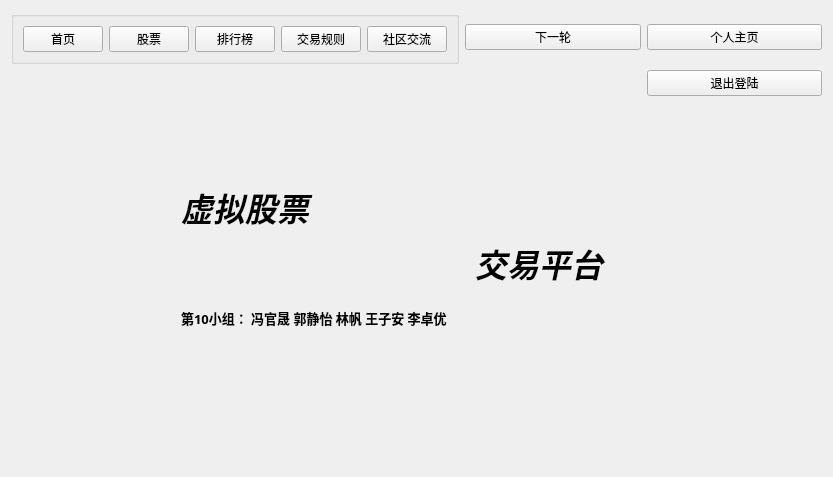
Old version of the form VirtualStock_dir/mainwindow.ui in the repository Vks-Feng/Nullptr.
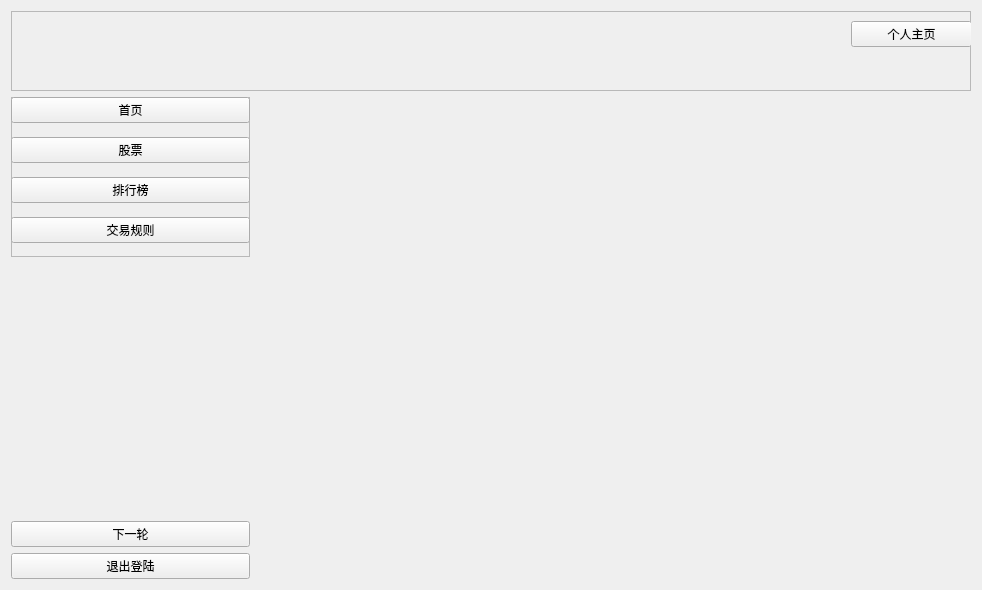
New version of the form. The open tabs and pages were chosen to show the change.

Commit message: update ui with login page and enroll page

```diff
--- a/VirtualStock_dir/mainwindow.ui
+++ b/VirtualStock_dir/mainwindow.ui
@@ -6,132 +6,27 @@
    <rect>
     <x>0</x>
     <y>0</y>
-    <width>833</width>
-    <height>477</height>
+    <width>982</width>
+    <height>590</height>
    </rect>
   </property>
   <property name="windowTitle">
    <string>Form</string>
   </property>
   <layout class="QGridLayout" name="gridLayout">
-   <item row="0" column="0">
-    <widget class="QGroupBox" name="groupBox">
-     <property name="title">
-      <string/>
+   <item row="7" column="0">
+    <widget class="QPushButton" name="leavebutton1">
+     <property name="text">
+      <string>退出登陆</string>
      </property>
-     <layout class="QHBoxLayout" name="horizontalLayout">
-      <item>
-       <widget class="QPushButton" name="firstbutton1">
-        <property name="text">
-         <string>首页</string>
-        </property>
-       </widget>
-      </item>
-      <item>
-       <widget class="QPushButton" name="stockbutton1">
-        <property name="text">
-         <string>股票</string>
-        </property>
-       </widget>
-      </item>
-      <item>
-       <widget class="QPushButton" name="rankbutton1">
-        <property name="text">
-         <string>排行榜</string>
-        </property>
-       </widget>
-      </item>
-      <item>
-       <widget class="QPushButton" name="dealbutton1">
-        <property name="text">
-         <string>交易规则</string>
-        </property>
-       </widget>
-      </item>
-      <item>
-       <widget class="QPushButton" name="communitybutton1">
-        <property name="enabled">
-         <bool>true</bool>
-        </property>
-        <property name="text">
-         <string>社区交流</string>
-        </property>
-       </widget>
-      </item>
-     </layout>
     </widget>
    </item>
-   <item row="3" column="0" colspan="3">
+   <item row="1" column="1" rowspan="7" colspan="3">
     <widget class="QStackedWidget" name="selectpage">
      <property name="currentIndex">
       <number>1</number>
      </property>
-     <widget class="QWidget" name="selectpage1">
-      <widget class="QWidget" name="horizontalLayoutWidget_2">
-       <property name="geometry">
-        <rect>
-         <x>170</x>
-         <y>80</y>
-         <width>581</width>
-         <height>161</height>
-        </rect>
-       </property>
-       <layout class="QHBoxLayout" name="Page1Layout">
-        <item>
-         <layout class="QGridLayout" name="gridLayout_4">
-          <item row="1" column="1">
-           <widget class="QLabel" name="vksMarkshouye_2">
-            <property name="font">
-             <font>
-              <family>方正姚体</family>
-              <pointsize>24</pointsize>
-              <italic>true</italic>
-              <bold>true</bold>
-             </font>
-            </property>
-            <property name="text">
-             <string>交易平台</string>
-            </property>
-           </widget>
-          </item>
-          <item row="2" column="0">
-           <widget class="QLabel" name="vksMarkshouye_3">
-            <property name="font">
-             <font>
-              <family>微软雅黑 Light</family>
-              <pointsize>10</pointsize>
-              <italic>false</italic>
-              <bold>true</bold>
-             </font>
-            </property>
-            <property name="text">
-             <string>第10小组： 冯官晟 郭静怡 林帆 王子安 李卓优</string>
-            </property>
-           </widget>
-          </item>
-          <item row="0" column="0">
-           <widget class="QLabel" name="vksMarkshouye">
-            <property name="font">
-             <font>
-              <family>方正姚体</family>
-              <pointsize>24</pointsize>
-              <italic>true</italic>
-              <bold>true</bold>
-             </font>
-            </property>
-            <property name="text">
-             <string>虚拟股票</string>
-            </property>
-           </widget>
-          </item>
-         </layout>
-        </item>
-        <item>
-         <layout class="QVBoxLayout" name="ForNews"/>
-        </item>
-       </layout>
-      </widget>
-     </widget>
+     <widget class="QWidget" name="selectpage1"/>
      <widget class="QWidget" name="selectpage2">
       <layout class="QGridLayout" name="gridLayout_2">
        <item row="0" column="0">
@@ -282,13 +177,16 @@
       </widget>
      </widget>
      <widget class="QWidget" name="selectpage5">
-      <widget class="QWidget" name="verticalLayoutWidget">
+      <widget class="QPushButton" name="communitybutton1">
+       <property name="enabled">
+        <bool>true</bool>
+       </property>
        <property name="geometry">
         <rect>
-         <x>140</x>
-         <y>70</y>
-         <width>160</width>
-         <height>80</height>
+         <x>40</x>
+         <y>420</y>
+         <width>239</width>
+         <height>26</height>
         </rect>
        </property>
        <layout class="QVBoxLayout" name="CommunityLayout"/>
@@ -296,41 +194,96 @@
      </widget>
     </widget>
    </item>
-   <item row="0" column="2">
-    <widget class="QPushButton" name="personpage1">
-     <property name="text">
-      <string>个人主页</string>
-     </property>
-    </widget>
-   </item>
-   <item row="1" column="2">
-    <widget class="QPushButton" name="leavebutton1">
-     <property name="text">
-      <string>退出登陆</string>
-     </property>
-    </widget>
-   </item>
-   <item row="0" column="1">
+   <item row="6" column="0">
     <widget class="QPushButton" name="nextroundbutton">
      <property name="text">
       <string>下一轮</string>
      </property>
     </widget>
    </item>
-   <item row="1" column="1">
-    <widget class="QLabel" name="timelabel">
-     <property name="text">
-      <string/>
+   <item row="0" column="0" colspan="4">
+    <widget class="QFrame" name="frame">
+     <property name="frameShape">
+      <enum>QFrame::StyledPanel</enum>
      </property>
-     <property name="textFormat">
-      <enum>Qt::AutoText</enum>
+     <property name="frameShadow">
+      <enum>QFrame::Raised</enum>
      </property>
-     <property name="scaledContents">
-      <bool>false</bool>
+     <widget class="QPushButton" name="personpage1">
+      <property name="geometry">
+       <rect>
+        <x>840</x>
+        <y>10</y>
+        <width>121</width>
+        <height>26</height>
+       </rect>
+      </property>
+      <property name="text">
+       <string>个人主页</string>
+      </property>
+     </widget>
+    </widget>
+   </item>
+   <item row="1" column="0" rowspan="2">
+    <widget class="QFrame" name="frame_2">
+     <property name="frameShape">
+      <enum>QFrame::StyledPanel</enum>
      </property>
-     <property name="alignment">
-      <set>Qt::AlignCenter</set>
+     <property name="frameShadow">
+      <enum>QFrame::Raised</enum>
      </property>
+     <widget class="QPushButton" name="firstbutton1">
+      <property name="geometry">
+       <rect>
+        <x>0</x>
+        <y>0</y>
+        <width>239</width>
+        <height>26</height>
+       </rect>
+      </property>
+      <property name="text">
+       <string>首页</string>
+      </property>
+     </widget>
+     <widget class="QPushButton" name="stockbutton1">
+      <property name="geometry">
+       <rect>
+        <x>0</x>
+        <y>40</y>
+        <width>239</width>
+        <height>26</height>
+       </rect>
+      </property>
+      <property name="text">
+       <string>股票</string>
+      </property>
+     </widget>
+     <widget class="QPushButton" name="rankbutton1">
+      <property name="geometry">
+       <rect>
+        <x>0</x>
+        <y>80</y>
+        <width>239</width>
+        <height>26</height>
+       </rect>
+      </property>
+      <property name="text">
+       <string>排行榜</string>
+      </property>
+     </widget>
+     <widget class="QPushButton" name="dealbutton1">
+      <property name="geometry">
+       <rect>
+        <x>0</x>
+        <y>120</y>
+        <width>239</width>
+        <height>26</height>
+       </rect>
+      </property>
+      <property name="text">
+       <string>交易规则</string>
+      </property>
+     </widget>
     </widget>
    </item>
   </layout>
```
Left out of the diff: 6 changed lines with no effect on the pictures. The commit also changes 1221 other files.
